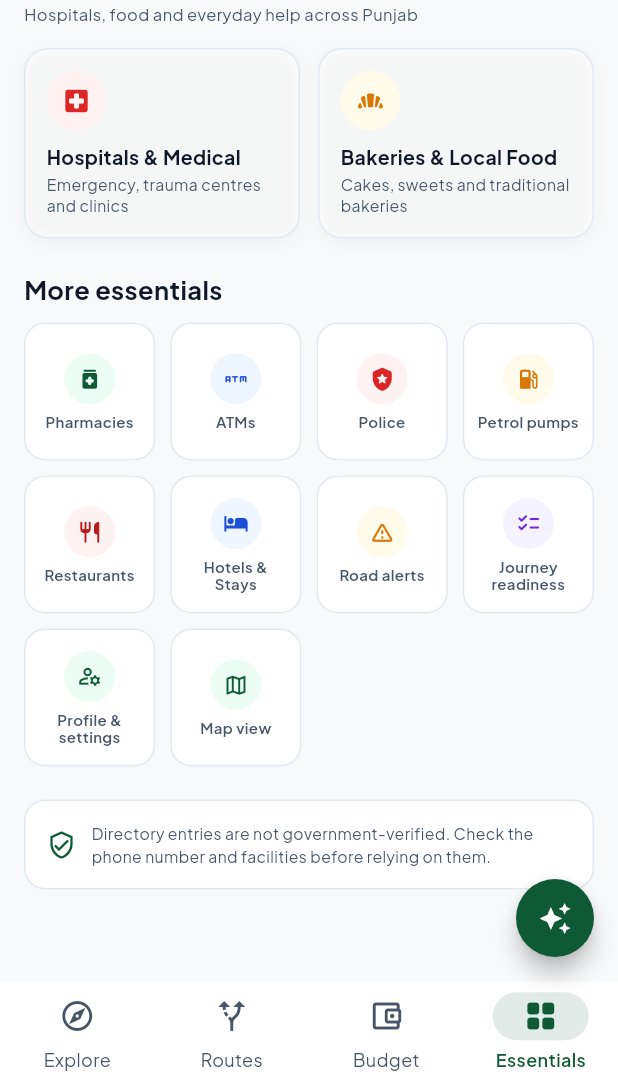
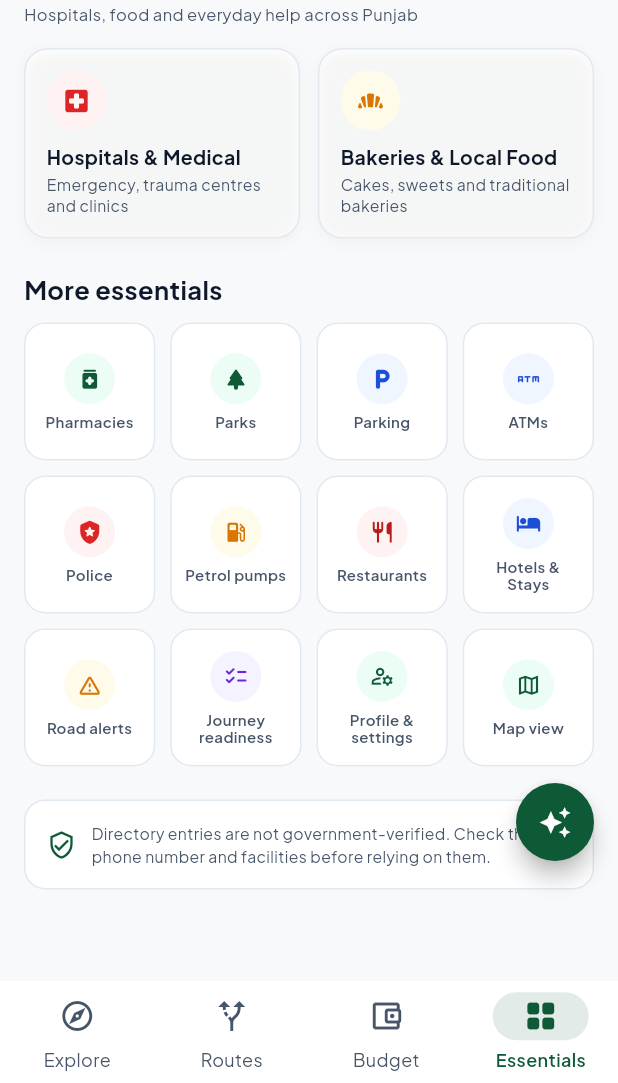
Before and after one commit to Iqrabibi804/smartapp, a Flutter app: the screen it shows after launch, item 4 of the bottom bar chosen, on a phone screen of 412 x 824 dp, the part 153-1236 px from its top. Run offline on Flutter 3.47's test engine with Material 3 defaults, Android fonts, the phone set to English and light mode, and no system bars; our stand-ins replace connectivity_plus, dio, flutter_riverpod, flutter_secure_storage, geolocator, google_maps_flutter and 2 more; accounts and stored records are empty; network calls fail.

Commit message:
feat: route essentials categories into city-first flow and offset AI FAB

```diff
--- a/mobile/lib/features/home/screens/home_screen.dart
+++ b/mobile/lib/features/home/screens/home_screen.dart
@@ -135,7 +135,9 @@ class _HomeScreenState extends ConsumerState<HomeScreen> {
       backgroundColor: AppTokens.dashboardBg,
       body: SafeArea(child: shell),
       floatingActionButtonLocation: FloatingActionButtonLocation.endFloat,
-      floatingActionButton: SizedBox(
+      floatingActionButton: Padding(
+        padding: EdgeInsets.only(bottom: _tabIndex == 3 ? 64 : 0),
+        child: SizedBox(
         width: 52,
         height: 52,
         child: FloatingActionButton(
@@ -147,7 +149,7 @@ class _HomeScreenState extends ConsumerState<HomeScreen> {
           tooltip: isUrdu ? 'اے آئی گائیڈ' : 'AI Travel Concierge',
           child: const Icon(Icons.auto_awesome, size: 22),
         ),
-      ),
+      )),
       bottomNavigationBar: wide
           ? null
           : NavigationBar(
@@ -1417,6 +1419,22 @@ class _EssentialsTab extends ConsumerWidget {
                 query: 'pharmacy'))),
       ),
       (
+        label: t('Parks', 'پارکس'),
+        icon: Icons.park_rounded,
+        tint: AppTokens.pastelMint,
+        color: AppTokens.emerald,
+        onTap: () => push(const FacilityFinderScreen(initialType: FacilityType(
+            label: 'Parks', icon: Icons.park_rounded, query: 'park'))),
+      ),
+      (
+        label: t('Parking', 'پارکنگ'),
+        icon: Icons.local_parking_rounded,
+        tint: AppTokens.pastelBlue,
+        color: AppTokens.multaniBlue,
+        onTap: () => push(const FacilityFinderScreen(initialType: FacilityType(
+            label: 'Parking', icon: Icons.local_parking_rounded, query: 'parking'))),
+      ),
+      (
         label: t('ATMs', 'اے ٹی ایم'),
         icon: Icons.atm_rounded,
         tint: AppTokens.pastelBlue,
@@ -1452,7 +1470,8 @@ class _EssentialsTab extends ConsumerWidget {
         icon: Icons.restaurant_rounded,
         tint: AppTokens.pastelRose,
         color: const Color(0xFFB91C1C),
-        onTap: () => push(const RestaurantsScreen()),
+        onTap: () => push(const FacilityFinderScreen(initialType: FacilityType(
+            label: 'Restaurants', icon: Icons.restaurant_rounded, categoryName: 'Restaurants'))),
       ),
       (
         label: t('Hotels & Stays', 'ہوٹل اور سٹے'),
```
